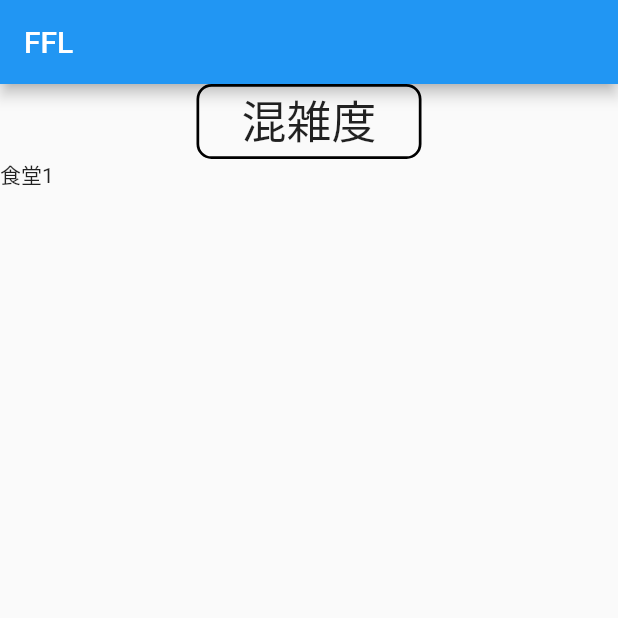
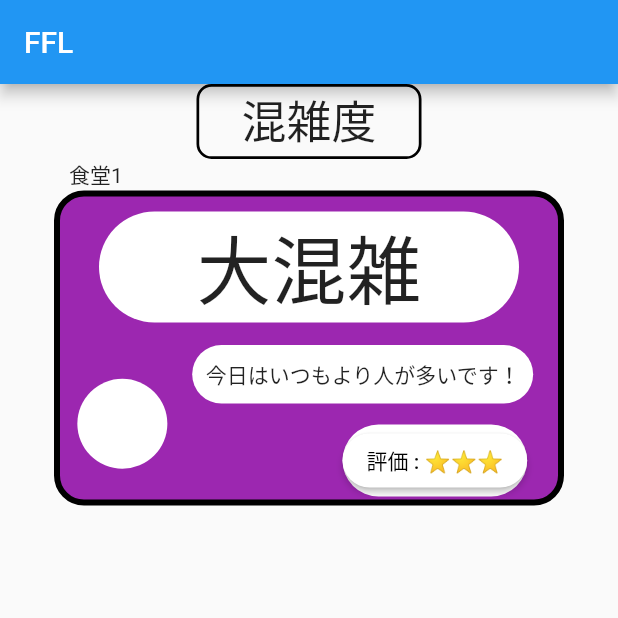
Before and after one commit to mommom111/D_2207, a Flutter app: the screen it shows after launch, on a phone screen of 412 x 824 dp, the top half of it. Run offline on Flutter 3.47's test engine with Material 2 defaults, Android fonts, the phone set to English and light mode, and no system bars.

Commit message:
食堂１画面作成

```diff
--- a/lib/main.dart
+++ b/lib/main.dart
@@ -37,6 +37,7 @@ class _congestionPageState extends State<congestionPage> {
             Container(
               width: 150,
               height: 50,
+
               decoration: BoxDecoration(
                 border: Border.all(width: 1.8, color: Colors.black),
                 borderRadius: BorderRadius.circular(10),
@@ -52,9 +53,82 @@ class _congestionPageState extends State<congestionPage> {
               ),
             ),
             Container(
-              width: double.infinity,
+              width: 320,
               child: Text('食堂1'),
             ),
+            Container(
+              width: 340,
+              height: 210,
+              decoration: BoxDecoration(
+                color: Colors.purple,
+                border: Border.all(width: 4),
+                borderRadius: BorderRadius.circular(20),
+              ),
+              child: Column(
+                children: [
+                  Container(
+                    margin: EdgeInsets.all(10),
+                    width: 280,
+                    decoration: BoxDecoration(
+                    color: Colors.white,
+                    borderRadius: BorderRadius.circular(40),
+                    ),
+                    child: Column(
+                      crossAxisAlignment: CrossAxisAlignment.center,
+                      children: [
+                        Text('大混雑',
+                        style: TextStyle(fontWeight: FontWeight.w500, fontSize: 50)),
+                      ],
+                    ),
+                  ),
+                  Row(
+                    mainAxisAlignment: MainAxisAlignment.spaceEvenly,
+                    children: [
+                      Container(
+                        width: 60,
+                        height: 60,
+                        decoration: BoxDecoration(
+                        color: Colors.white,
+                        borderRadius: BorderRadius.circular(50),
+                        ),
+                        child: Text('')
+                      ),
+                      Column(
+                        crossAxisAlignment: CrossAxisAlignment.end,
+                        children: [
+                          Container(
+                            padding: EdgeInsets.all(9),
+                            margin: EdgeInsets.all(5),
+                            decoration: BoxDecoration(
+                            color: Colors.white,
+                            borderRadius: BorderRadius.circular(20),
+                            ),
+                            child: Text('今日はいつもより人が多いです！')
+                          ),
+                          Container(
+                            margin: EdgeInsets.all(9),
+                            decoration: BoxDecoration(
+                            color: Colors.white,
+                            borderRadius: BorderRadius.circular(50),
+                            ),
+                            child: ElevatedButton(
+                            child: const Text('評価 : ⭐️⭐️⭐️', style: TextStyle(color: Colors.black,),),
+                            style: ElevatedButton.styleFrom(
+                              primary: Colors.white,
+                              shape: const StadiumBorder(),
+                            ),
+                            onPressed: () {},
+                          ),
+
+
+                          ),
+                        ],
+                      ),
+                    ],
+                  )
+                ],
+              ),
+            )
           ],
         ),
       ),
```
